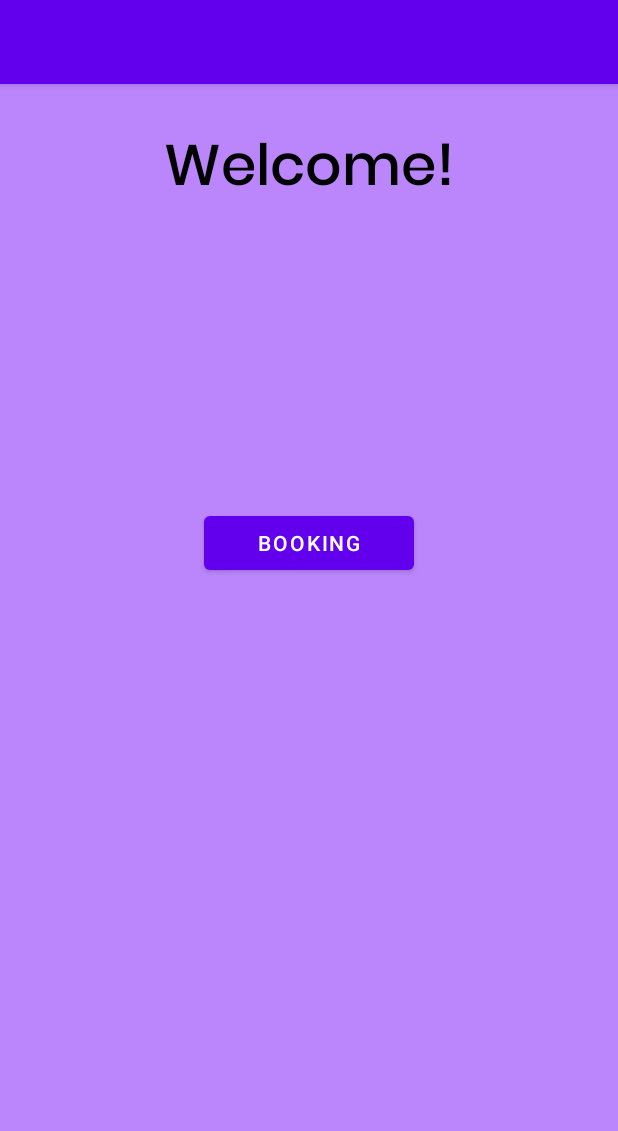
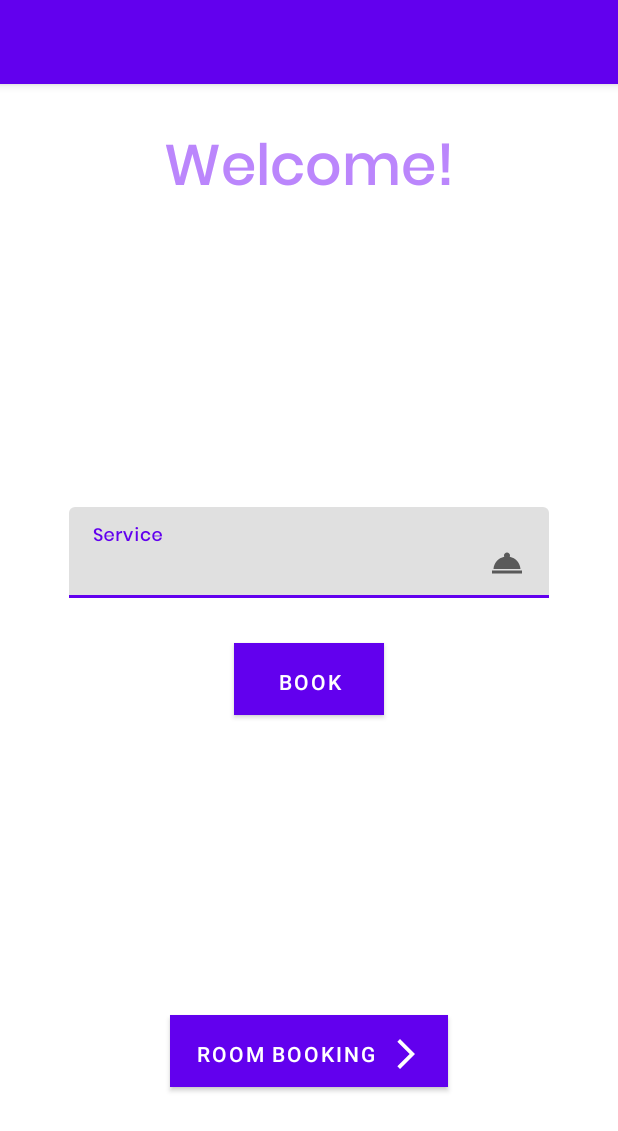
Before and after one commit to yashfulzele/Simple-Hotel-Management-android, an Android app: the MainActivity screen opened directly, with no data from a screen before it, on a phone screen of 412 x 824 dp. Shown: the top 1131 px of the screen. Run offline under Robolectric (Android 15) with nearby library versions, the phone set to English and light mode, and no system bars; libraries missing offline, so code that uses them is left out: com.vishnusivadas.advanced_httpurlconnection; 2 statements that could not run were skipped.

Commit message:
second commit

```diff
--- a/app/src/main/java/com/example/hotelmanagement/MainActivity.java
+++ b/app/src/main/java/com/example/hotelmanagement/MainActivity.java
@@ -2,18 +2,26 @@ package com.example.hotelmanagement;
 
 import androidx.appcompat.app.AppCompatActivity;
 
+import android.content.Intent;
 import android.os.Bundle;
 import android.os.Handler;
 import android.os.Looper;
+import android.view.View;
+import android.widget.Button;
 import android.widget.TextView;
+import android.widget.Toast;
 
+import com.google.android.material.textfield.TextInputEditText;
 import com.vishnusivadas.advanced_httpurlconnection.PutData;
 
 public class MainActivity extends AppCompatActivity {
 
     private TextView fullnameTv, usernameTv, emailTv;
     private String fullname, username, email;
+    private TextInputEditText serviceEt;
+    private Button serviceBookingBt, roomBookingBt;
     private static final String READDEATAILS_URL = "http://192.168.0.105/android_hms/readDetails.php";
+    private static final String SERVICEBOOKING_URL = "http://192.168.0.105/android_hms/serviceBooking.php";
 
     @Override
     protected void onCreate(Bundle savedInstanceState) {
@@ -25,6 +33,9 @@ public class MainActivity extends AppCompatActivity {
         fullnameTv = findViewById(R.id.fullname);
         usernameTv = findViewById(R.id.username);
         emailTv = findViewById(R.id.email);
+        serviceEt = findViewById(R.id.service);
+        serviceBookingBt = findViewById(R.id.service_booking);
+        roomBookingBt = findViewById(R.id.room_booking);
 
         usernameTv.setText(username);
 
@@ -47,5 +58,38 @@ public class MainActivity extends AppCompatActivity {
 
         fullnameTv.setText(fullname);
         emailTv.setText(email);
+
+        serviceBookingBt.setOnClickListener(v -> {
+            String service = String.valueOf(serviceEt.getText());
+            if (!service.equals("")) {
+                Handler handler2 = new Handler(Looper.getMainLooper());
+                handler2.post(() -> {
+                    String[] field = new String[2];
+                    field[0] = "username";
+                    field[1] = "service";
+                    String[] data = new String[2];
+                    data[0] = username;
+                    data[1] = service;
+                    PutData putData = new PutData(SERVICEBOOKING_URL, "POST", field, data);
+                    if (putData.startPut()) {
+                        if (putData.onComplete()) {
+                            String result = putData.getResult();
+                            if (result.equals("Service Success")) {
+                                Toast.makeText(this, result, Toast.LENGTH_SHORT).show();
+                            } else {
+                                Toast.makeText(this, result, Toast.LENGTH_SHORT).show();
+                            }
+                        }
+                    }
+                });
+            } else {
+                Toast.makeText(this, "Type the service you wish for!", Toast.LENGTH_SHORT).show();
+            }
+        });
+
+        roomBookingBt.setOnClickListener(v -> {
+            Intent intent = new Intent(getApplicationContext(), MainActivity.class);
+            startActivity(intent);
+        });
     }
 }
--- /dev/null
+++ b/app/src/main/res/drawable/ic_arrow.xml
@@ -0,0 +1,5 @@
+<vector android:autoMirrored="true" android:height="24dp"
+    android:tint="#FFFFFF" android:viewportHeight="24"
+    android:viewportWidth="24" android:width="24dp" xmlns:android="http://schemas.android.com/apk/res/android">
+    <path android:fillColor="@android:color/white" android:pathData="M6.23,20.23l1.77,1.77l10,-10l-10,-10l-1.77,1.77l8.23,8.23z"/>
+</vector>
--- /dev/null
+++ b/app/src/main/res/drawable/ic_service.xml
@@ -0,0 +1,10 @@
+<vector xmlns:android="http://schemas.android.com/apk/res/android"
+    android:width="24dp"
+    android:height="24dp"
+    android:viewportWidth="24"
+    android:viewportHeight="24"
+    android:tint="?attr/colorControlNormal">
+  <path
+      android:fillColor="@android:color/white"
+      android:pathData="M2,17h20v2L2,19zM13.84,7.79c0.1,-0.24 0.16,-0.51 0.16,-0.79 0,-1.1 -0.9,-2 -2,-2s-2,0.9 -2,2c0,0.28 0.06,0.55 0.16,0.79C6.25,8.6 3.27,11.93 3,16h18c-0.27,-4.07 -3.25,-7.4 -7.16,-8.21z"/>
+</vector>
--- a/app/src/main/res/layout/activity_main.xml
+++ b/app/src/main/res/layout/activity_main.xml
@@ -4,7 +4,6 @@
     xmlns:tools="http://schemas.android.com/tools"
     android:layout_width="match_parent"
     android:layout_height="match_parent"
-    android:background="@color/purple_200"
     android:orientation="vertical"
     android:padding="16dp"
     tools:context=".MainActivity">
@@ -16,7 +15,7 @@
         android:fontFamily="@font/poppinsmedium"
         android:text="Welcome!"
         android:textAlignment="center"
-        android:textColor="@color/black"
+        android:textColor="@color/purple_200"
         android:textSize="38sp" />
 
     <TextView
@@ -26,7 +25,7 @@
         android:fontFamily="@font/poppinsmedium"
         android:text="Full name"
         android:textAlignment="center"
-        android:textColor="@color/black"
+        android:textColor="@color/purple_200"
         android:textSize="30sp" />
 
     <TextView
@@ -36,7 +35,7 @@
         android:fontFamily="@font/poppinsmedium"
         android:text="username"
         android:textAlignment="center"
-        android:textColor="@color/black"
+        android:textColor="@color/purple_200"
         android:textSize="30sp" />
 
     <TextView
@@ -46,14 +45,51 @@
         android:fontFamily="@font/poppinsmedium"
         android:text="email"
         android:textAlignment="center"
-        android:textColor="@color/black"
+        android:textColor="@color/purple_200"
         android:textSize="30sp" />
-    <Button
+
+    <com.google.android.material.textfield.TextInputLayout
+        android:id="@+id/textInputLayoutService"
         android:layout_width="match_parent"
         android:layout_height="wrap_content"
-        android:text="Booking"
-        android:id="@+id/booking"
+        android:layout_marginLeft="30dp"
         android:layout_marginTop="30dp"
-        android:layout_marginHorizontal="120dp"/>
+        android:layout_marginRight="30dp"
+        android:hint="Service"
+        app:layout_constraintTop_toBottomOf="@+id/textInputLayoutUsername"
+        tools:layout_editor_absoluteX="0dp">
+
+        <com.google.android.material.textfield.TextInputEditText
+            android:id="@+id/service"
+            android:layout_width="match_parent"
+            android:layout_height="wrap_content"
+            android:background="@null"
+            android:drawableEnd="@drawable/ic_service"
+            android:fontFamily="@font/poppinsmedium"
+            android:inputType="text" />
+    </com.google.android.material.textfield.TextInputLayout>
+
+    <Button
+        android:id="@+id/service_booking"
+        android:layout_width="match_parent"
+        android:layout_height="wrap_content"
+        android:layout_marginHorizontal="140dp"
+        android:layout_marginTop="30dp"
+        android:layout_marginBottom="0dp"
+        android:background="@color/purple_200"
+        android:paddingBottom="0dp"
+        android:text="Book" />
+
+    <Button
+        android:id="@+id/room_booking"
+        android:layout_width="match_parent"
+        android:layout_height="wrap_content"
+        android:layout_marginHorizontal="97dp"
+        android:layout_marginTop="200dp"
+        android:layout_marginBottom="0dp"
+        android:background="@color/purple_200"
+        android:drawableEnd="@drawable/ic_arrow"
+        android:paddingBottom="0dp"
+        android:text="Room Booking" />
 
 </LinearLayout>
```
